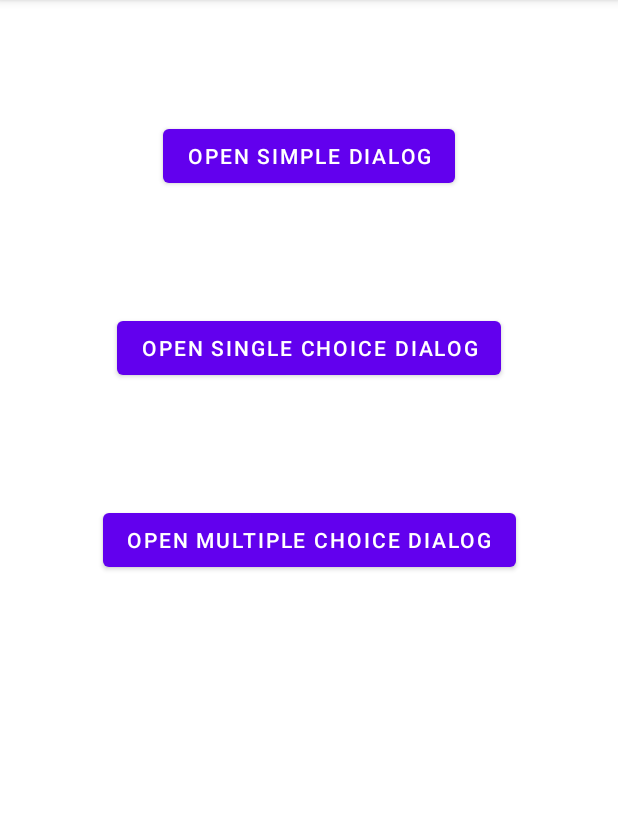
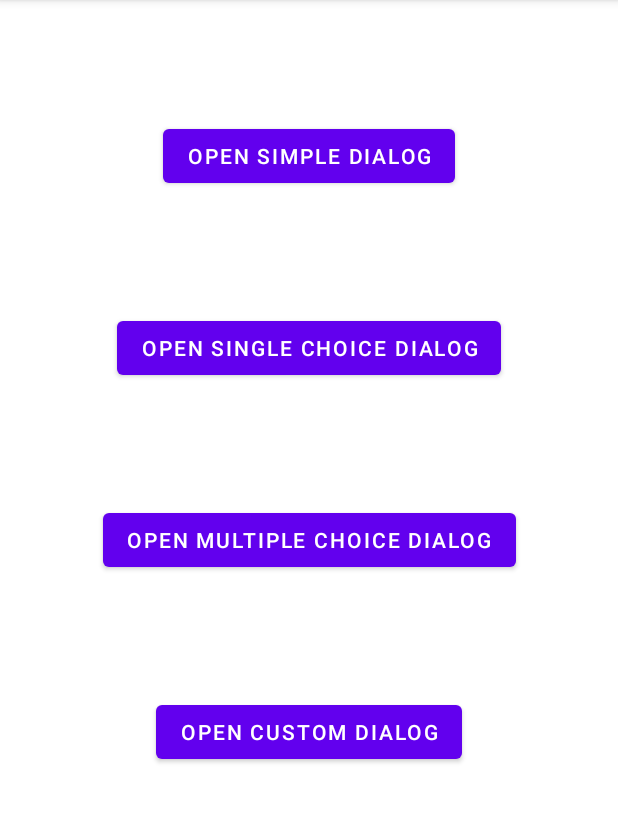
Before and after one commit to 032AbhishekChoksi/Alert-Dialog-Application, an Android app: the screen it shows after launch (MainActivity), on a phone screen of 412 x 824 dp, the part 84-907 px from its top. Run offline under Robolectric (Android 15) with nearby library versions, the phone set to English and light mode, and no system bars.

Commit message:
Alert Dialog Application with Single, Multiple And Custom Choice @2022 #032AbhishekChoksi. All rights reserved.

```diff
--- a/app/build.gradle
+++ b/app/build.gradle
@@ -32,6 +32,7 @@ dependencies {
     implementation 'androidx.appcompat:appcompat:1.4.1'
     implementation 'com.google.android.material:material:1.5.0'
     implementation 'androidx.constraintlayout:constraintlayout:2.1.3'
+    implementation 'androidx.legacy:legacy-support-v4:1.0.0'
     testImplementation 'junit:junit:4.13.2'
     androidTestImplementation 'androidx.test.ext:junit:1.1.3'
     androidTestImplementation 'androidx.test.espresso:espresso-core:3.4.0'
--- a/app/src/main/res/layout/activity_main.xml
+++ b/app/src/main/res/layout/activity_main.xml
@@ -36,9 +36,21 @@
         android:layout_height="wrap_content"
         android:layout_marginTop="80dp"
         android:onClick="openMultipleChoiceDialog"
-        android:text="Open Multiple Choice Dialog"
+        android:text="@string/open_multiple_choice_dialog"
         app:layout_constraintEnd_toEndOf="parent"
         app:layout_constraintHorizontal_bias="0.5"
         app:layout_constraintStart_toStartOf="parent"
         app:layout_constraintTop_toBottomOf="@+id/bttnOpenChoiceDialog" />
+
+    <Button
+        android:id="@+id/btnOpenCustomDialog"
+        android:layout_width="wrap_content"
+        android:layout_height="wrap_content"
+        android:layout_marginTop="80dp"
+        android:onClick="openCustomDialog"
+        android:text="@string/open_custom_dialog"
+        app:layout_constraintEnd_toEndOf="parent"
+        app:layout_constraintHorizontal_bias="0.5"
+        app:layout_constraintStart_toStartOf="parent"
+        app:layout_constraintTop_toBottomOf="@+id/btnOpenMultipleChoice" />
 </androidx.constraintlayout.widget.ConstraintLayout>
--- a/app/src/main/res/values/strings.xml
+++ b/app/src/main/res/values/strings.xml
@@ -8,4 +8,8 @@
         <item>Android</item>
         <item>SEO</item>
     </string-array>
+    <!-- TODO: Remove or change this placeholder text -->
+    <string name="hello_blank_fragment">Hello blank fragment</string>
+    <string name="open_custom_dialog">Open Custom Dialog</string>
+    <string name="open_multiple_choice_dialog">Open Multiple Choice Dialog</string>
 </resources>
```
Also changed, not shown: app/src/main/java/com/abhishekchoksi/alertdialogapplication/CustomDialogFragment.java (added, +20 -0 lines), app/src/main/java/com/abhishekchoksi/alertdialogapplication/MainActivity.java (+21 -0 lines), app/src/main/res/layout/fragment_custom_dialog.xml (added, +31 -0 lines).
